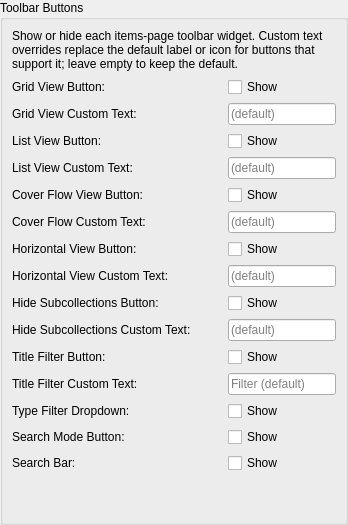
Old version of the form src/ui/dialogs/settings/appearance/toolbarpanel.ui in the repository EtherAura/Kartend.
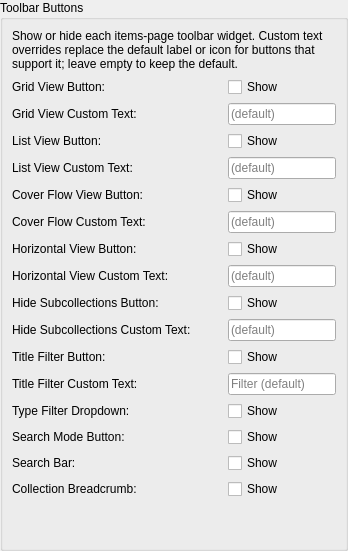
New version of the form.

Commit message: feat(chrome): toolbar and menu bar take their tone from one source [no-changelog]

The edit to the form file:
```diff
--- a/src/ui/dialogs/settings/appearance/toolbarpanel.ui
+++ b/src/ui/dialogs/settings/appearance/toolbarpanel.ui
@@ -54,6 +54,8 @@
         <item row="13" column="1"><widget class="QCheckBox" name="toolbarSearchModeVisibleCheckBox"><property name="text"><string>Show</string></property></widget></item>
         <item row="14" column="0"><widget class="QLabel" name="toolbarSearchBarLabel"><property name="minimumSize"><size><width>200</width><height>0</height></size></property><property name="text"><string>Search Bar:</string></property></widget></item>
         <item row="14" column="1"><widget class="QCheckBox" name="toolbarSearchBarVisibleCheckBox"><property name="text"><string>Show</string></property></widget></item>
+        <item row="15" column="0"><widget class="QLabel" name="toolbarBreadcrumbLabel"><property name="minimumSize"><size><width>200</width><height>0</height></size></property><property name="text"><string>Collection Breadcrumb:</string></property></widget></item>
+        <item row="15" column="1"><widget class="QCheckBox" name="showToolbarBreadcrumbsCheckBox"><property name="text"><string>Show</string></property><property name="toolTip"><string>Show the collection name and subfolder path in the toolbar. Its segments are clickable and navigate to that collection.</string></property></widget></item>
        </layout>
       </item>
       <item>
```
The commit also changes 11 other files.
